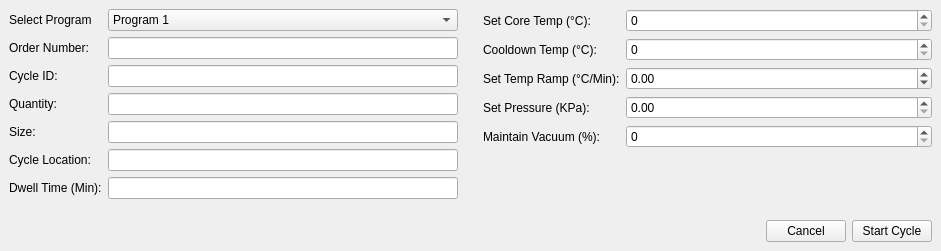
First picture: the form in RaspPiReader/qt/startCycle.ui, repository ayroop/RaspPiReader, before the edit.
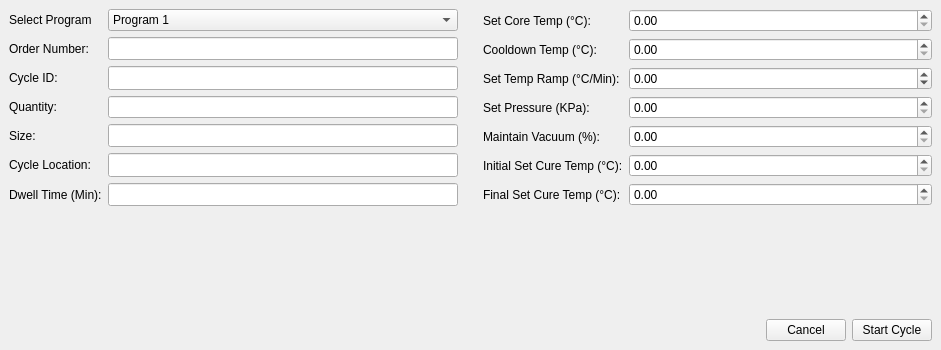
Second picture: the form after the edit.

```diff
--- a/RaspPiReader/qt/startCycle.ui
+++ b/RaspPiReader/qt/startCycle.ui
@@ -6,8 +6,9 @@
    <rect>
     <x>0</x>
     <y>0</y>
+    <!-- You might need a taller height to accommodate the extra rows -->
     <width>941</width>
-    <height>251</height>
+    <height>350</height>
    </rect>
   </property>
   <property name="windowTitle">
@@ -181,7 +182,8 @@
          </widget>
         </item>
         <item row="0" column="1">
-         <widget class="QSpinBox" name="tempSetpointSpinBox">
+         <!-- Updated QSpinBox to QDoubleSpinBox -->
+         <widget class="QDoubleSpinBox" name="tempSetpointSpinBox">
           <property name="sizePolicy">
            <sizepolicy hsizetype="Expanding" vsizetype="Preferred">
             <horstretch>0</horstretch>
@@ -196,6 +198,7 @@
           </property>
          </widget>
         </item>
+        <!-- Row 1: Cooldown Temp -->
         <item row="1" column="0">
          <widget class="QLabel" name="cooldownTempLabel">
           <property name="text">
@@ -204,7 +207,7 @@
          </widget>
         </item>
         <item row="1" column="1">
-         <widget class="QSpinBox" name="cooldownTempSpinBox">
+         <widget class="QDoubleSpinBox" name="cooldownTempSpinBox">
           <property name="sizePolicy">
            <sizepolicy hsizetype="Minimum" vsizetype="Preferred">
             <horstretch>0</horstretch>
@@ -219,6 +222,7 @@
           </property>
          </widget>
         </item>
+        <!-- Row 2: Set Temp Ramp -->
         <item row="2" column="0">
          <widget class="QLabel" name="setTempRampLabel">
           <property name="text">
@@ -276,7 +280,7 @@
          </widget>
         </item>
         <item row="4" column="1">
-         <widget class="QSpinBox" name="maintainVacuumSpinBox">
+         <widget class="QDoubleSpinBox" name="maintainVacuumSpinBox">
           <property name="sizePolicy">
            <sizepolicy hsizetype="Minimum" vsizetype="Preferred">
             <horstretch>0</horstretch>
@@ -291,6 +295,36 @@
           </property>
          </widget>
         </item>
+        <!-- Row 5: Initial Set Cure Temp -->
+        <item row="5" column="0">
+         <widget class="QLabel" name="initialSetCureTempLabel">
+          <property name="text">
+           <string>Initial Set Cure Temp (°C):</string>
+          </property>
+         </widget>
+        </item>
+        <item row="5" column="1">
+         <widget class="QDoubleSpinBox" name="initialSetCureTempSpinBox">
+          <property name="maximum">
+           <number>10000</number>
+          </property>
+         </widget>
+        </item>
+        <!-- Row 6: Final Set Cure Temp -->
+        <item row="6" column="0">
+         <widget class="QLabel" name="finalSetCureTempLabel">
+          <property name="text">
+           <string>Final Set Cure Temp (°C):</string>
+          </property>
+         </widget>
+        </item>
+        <item row="6" column="1">
+         <widget class="QDoubleSpinBox" name="finalSetCureTempSpinBox">
+          <property name="maximum">
+           <number>10000</number>
+          </property>
+         </widget>
+        </item>
        </layout>
       </item>
      </layout>
```
Left out of the diff: 11 changed lines with no effect on the pictures.
